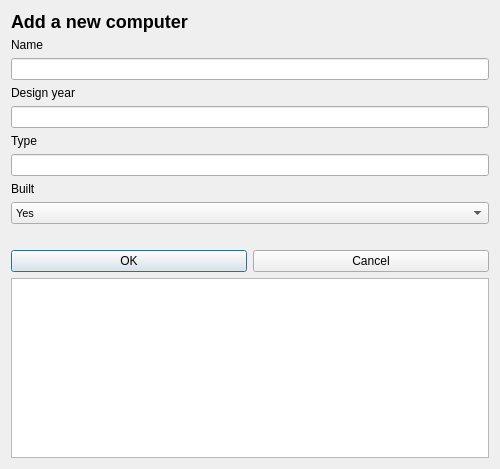
Before: the Qt Designer form VLN1-H32/addcomputerdialog.ui in Kristian15/VLN1-Hopur32, drawn with Qt 5.
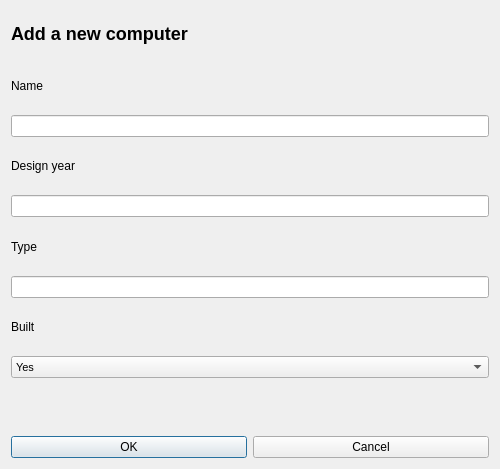
After: the same form once the commit is applied.

```diff
--- a/VLN1-H32/addcomputerdialog.ui
+++ b/VLN1-H32/addcomputerdialog.ui
@@ -219,9 +219,6 @@
      </item>
     </layout>
    </item>
-   <item>
-    <widget class="QListWidget" name="listComputers"/>
-   </item>
   </layout>
  </widget>
  <resources/>
```
